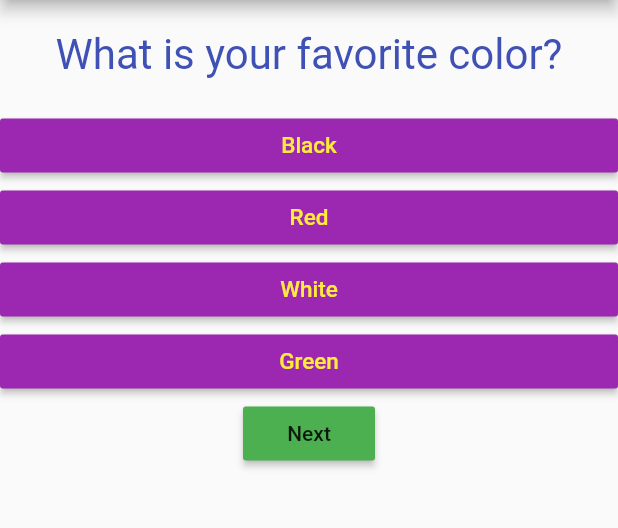
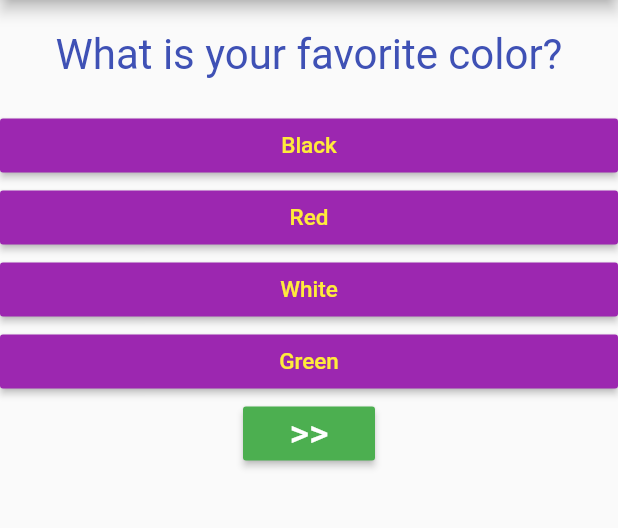
Before and after one commit to tanim913/QuizApp, a Flutter app: the screen it shows after launch, on a phone screen of 412 x 824 dp, the part 84-612 px from its top. Run offline on Flutter 3.47's test engine with Material 2 defaults, Android fonts, the phone set to English and light mode, and no system bars.

Commit message:
Update quiz.dart

```diff
--- a/QuizApp/lib/quiz.dart
+++ b/QuizApp/lib/quiz.dart
@@ -27,13 +27,19 @@ class Quiz extends StatelessWidget {
         }).toList(),
         if (questionIndex > 0)
           RaisedButton(
-              child: Text('Previous'),
+              child: Text('<<',
+              style: TextStyle(fontSize: 25),
+              ),
               color: Colors.red,
+              textColor: Colors.white,
               onPressed: previousQuestion),
         if (questionIndex < questions.length - 1)
           RaisedButton(
-              child: Text('Next'),
+              child: Text('>>',
+              style: TextStyle(fontSize: 25),
+              ),
               color: Colors.green,
+              textColor: Colors.white,
               onPressed: nextQuestion),
       ],
     );
```
